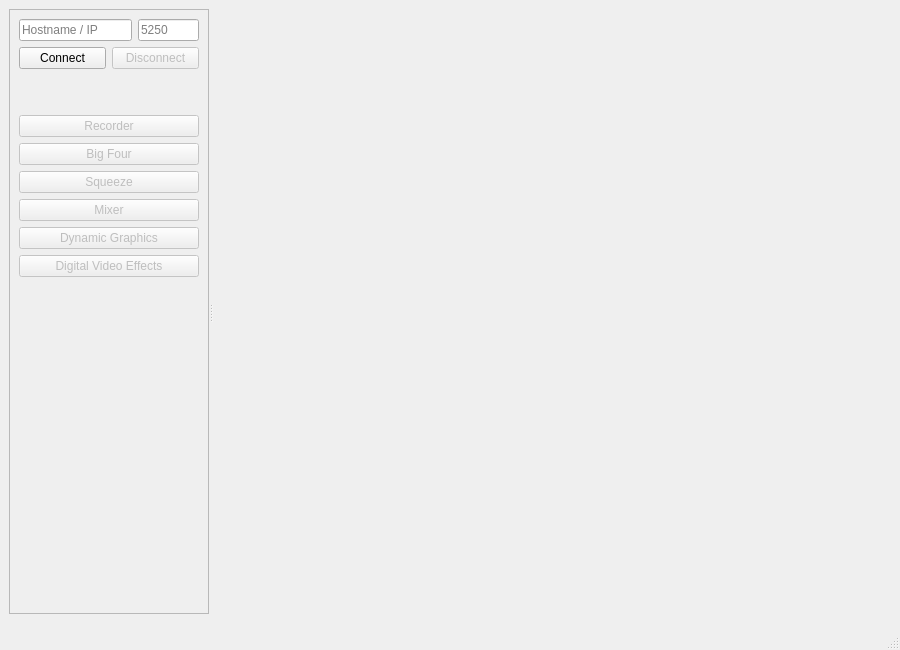
This is Demo/MainWindow.ui in IainCole/Client as Qt 5 draws it before an edit. The edited form follows.
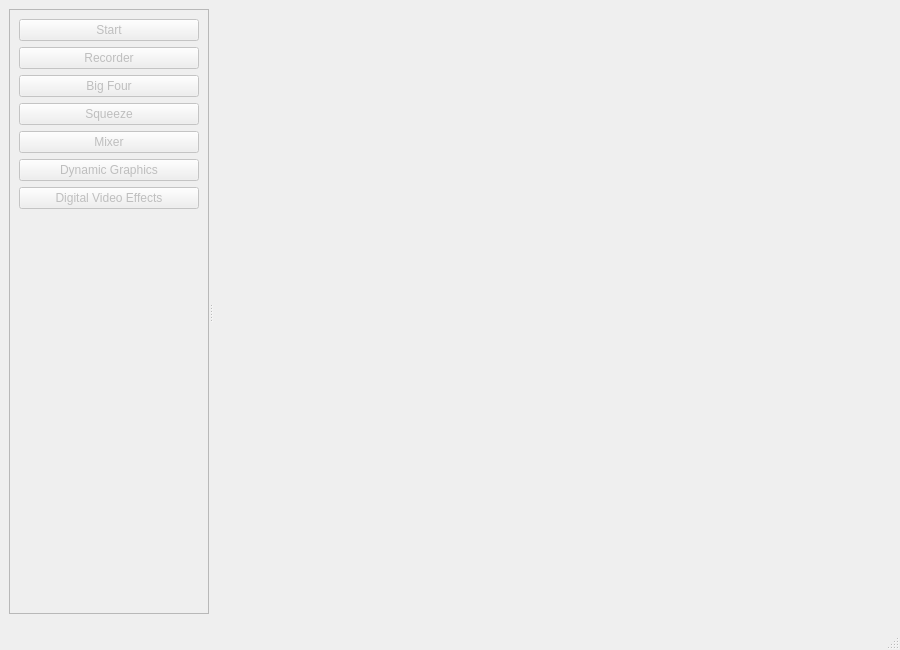
This is the edited form.

Patch:
```diff
--- a/Demo/MainWindow.ui
+++ b/Demo/MainWindow.ui
@@ -50,77 +50,17 @@
        </property>
        <layout class="QVBoxLayout" name="verticalLayout_2">
         <item>
-         <layout class="QHBoxLayout" name="horizontalLayoutInput">
-          <item>
-           <widget class="QLineEdit" name="lineEditName">
-            <property name="focusPolicy">
-             <enum>Qt::ClickFocus</enum>
-            </property>
-            <property name="placeholderText">
-             <string>Hostname / IP</string>
-            </property>
-           </widget>
-          </item>
-          <item>
-           <widget class="QLineEdit" name="lineEditPort">
-            <property name="maximumSize">
-             <size>
-              <width>61</width>
-              <height>16777215</height>
-             </size>
-            </property>
-            <property name="focusPolicy">
-             <enum>Qt::ClickFocus</enum>
-            </property>
-            <property name="placeholderText">
-             <string>5250</string>
-            </property>
-           </widget>
-          </item>
-         </layout>
-        </item>
-        <item>
-         <layout class="QHBoxLayout" name="horizontalLayoutConnection">
-          <item>
-           <widget class="QPushButton" name="pushButtonConnect">
-            <property name="focusPolicy">
-             <enum>Qt::NoFocus</enum>
-            </property>
-            <property name="text">
-             <string>Connect</string>
-            </property>
-           </widget>
-          </item>
-          <item>
-           <widget class="QPushButton" name="pushButtonDisconnect">
-            <property name="enabled">
-             <bool>false</bool>
-            </property>
-            <property name="focusPolicy">
-             <enum>Qt::NoFocus</enum>
-            </property>
-            <property name="text">
-             <string>Disconnect</string>
-            </property>
-           </widget>
-          </item>
-         </layout>
-        </item>
-        <item>
-         <spacer name="verticalSpacer_2">
-          <property name="orientation">
-           <enum>Qt::Vertical</enum>
+         <widget class="QPushButton" name="pushButtonStart">
+          <property name="enabled">
+           <bool>false</bool>
           </property>
-          <property name="sizeType">
-           <enum>QSizePolicy::Fixed</enum>
+          <property name="focusPolicy">
+           <enum>Qt::NoFocus</enum>
           </property>
-          <property name="sizeHint" stdset="0">
-           <size>
-            <width>20</width>
-            <height>40</height>
-           </size>
+          <property name="text">
+           <string>Start</string>
           </property>
-         </spacer>
+         </widget>
         </item>
         <item>
          <widget class="QPushButton" name="pushButtonRecorder">
```
Left out of the diff: 66 changed lines with no effect on the pictures.
